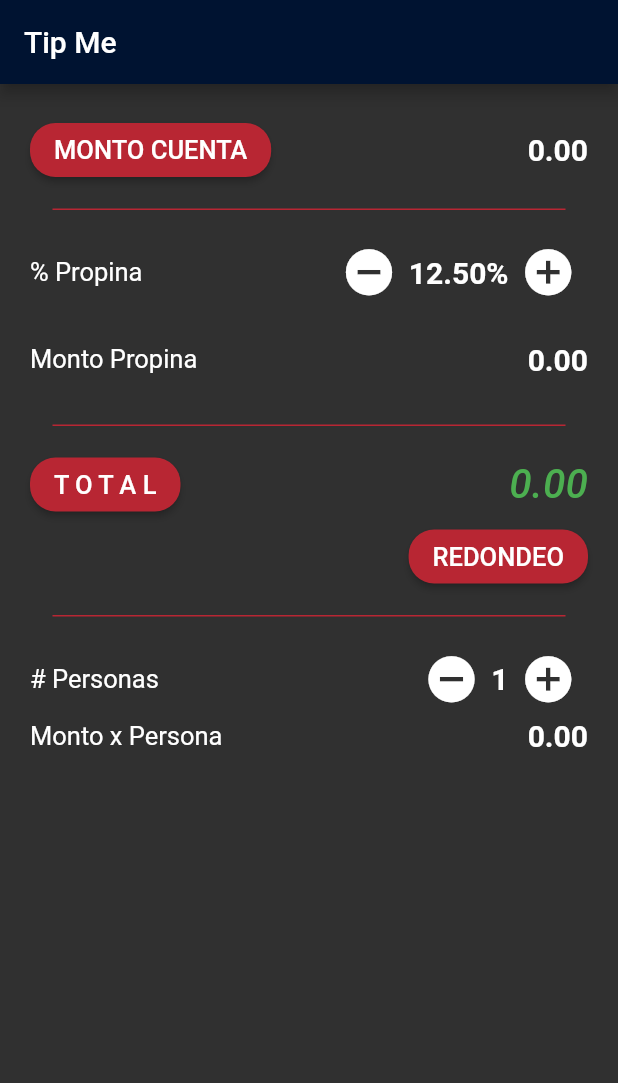
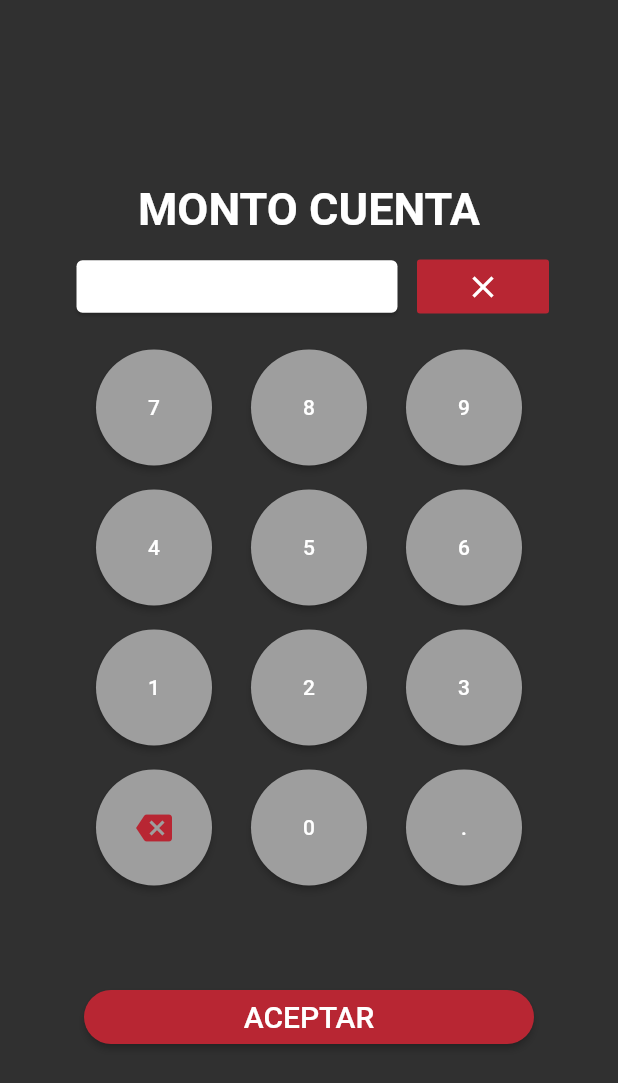
Before and after one commit to carlosvzz/tip_me, a Flutter app: the screen it shows after launch, after a tap on "MONTO CUENTA", on a phone screen of 412 x 824 dp. Shown: the top 1083 px of the screen. Run offline on Flutter 3.47's test engine with Material 2 defaults, Android fonts, the phone set to English and light mode, and no system bars.

Commit message:
First release

```diff
--- a/lib/homepage.dart
+++ b/lib/homepage.dart
@@ -1,5 +1,8 @@
 import 'package:flutter/material.dart';
-import 'package:tip_me/widgets/separador.dart';
+import 'package:intl/intl.dart';
+import 'widgets/separador.dart';
+import 'number_pad.dart';
+import 'widgets/router.dart';
 
 class MyHomePage extends StatefulWidget {
   final String title;
@@ -11,13 +14,78 @@ class MyHomePage extends StatefulWidget {
 }
 
 class _MyHomePageState extends State<MyHomePage> {
-  //NumberFormat formatter = NumberFormat("##0.00");
-  TextEditingController billTotalController = TextEditingController();
-  int tipPercent = 10, tipSplit = 1;
-  double billTotal = 0.0;
-  double tip = 0.0;
-  double totalWithTip = 0.0;
-  double totalEach = 0.0;
+  NumberFormat formatter = NumberFormat("##0.00");
+
+  double montoCuenta = 0.0;
+  double montoPropina = 0.0;
+  double montoTotal = 0.0;
+  double montoPersona = 0.0;
+
+  double propinaPorc = 12.5;
+  int numPersonas = 1;
+
+  /// Calculo General de montos
+  calcularBaseCuenta(double total) {
+    total = (total ?? montoCuenta);
+    setState(() {
+      montoCuenta = total;
+      //montoCuentaController.text = "${formatter.format(montoCuenta)}";
+
+      montoPropina = total * (propinaPorc / 100);
+      montoTotal = total + montoPropina;
+      montoPersona = (montoTotal / numPersonas);
+    });
+  }
+
+  // Aumenta / Disminuye % propina en un bloques de 0.5
+  double actualizarPropinaPorc(String id) {
+    int valorBase = propinaPorc.toInt();
+    double valorDecimal = propinaPorc - valorBase;
+    double valorRetorno;
+
+
+    debugPrint(valorBase.toString());
+    debugPrint(valorDecimal.toString());
+
+    if (id == "+") {
+      if (valorDecimal < 0.5) {
+        valorRetorno =  valorBase.toDouble() + 0.5;
+      } else {
+        valorRetorno = valorBase.toDouble() + 1.0;
+      }
+
+    } else { // Restar
+      if (valorDecimal == 0.0) {
+        valorRetorno =  valorBase.toDouble() - 0.5;
+      } else if (valorDecimal <= 0.5) {
+        valorRetorno = valorBase.toDouble();
+      } else {
+        valorRetorno = valorBase.toDouble() + 0.5;
+      }
+
+    }
+    debugPrint(valorRetorno.toString());
+    return valorRetorno;
+  }
+
+  /// Calculo de monto de personas
+  calcularMontoPersona() {
+    setState(() {
+      montoPersona = (montoTotal / numPersonas);
+    });
+  }
+
+  /// Calcular Redondeo del total
+  calcularBaseTotal(double total) {
+    total = (total ?? montoTotal);
+    setState(() {
+      montoPropina = total - montoCuenta;
+      propinaPorc = (montoPropina / montoCuenta) * 100;
+
+      montoTotal = total.toDouble();
+      montoPersona = (montoTotal / numPersonas);
+    });
+  }
 
   @override
   Widget build(BuildContext context) {
@@ -36,17 +104,13 @@ class _MyHomePageState extends State<MyHomePage> {
                 RaisedButton(
                   //elevation: 0.0,
                   onPressed: () async {
-                    // var value = await Navigator.push(
-                    //   context,
-                    //   ScaleRoute(widget:  NumberPad(
-                    //     billTotal,
-                    //     normalStyle: Theme.of(context).textTheme.display2,
-                    //     errorStyle: Theme.of(context).accentTextTheme.display2,
-                    //   )),
-                    // );
-                    // if(value != null){
-                    // //  calculateBill(value);
-                    // }
+                    var value = await Navigator.push(
+                      context,
+                      ScaleRoute(widget: NumberPad('MONTO CUENTA', montoCuenta)),
+                    );
+                    if (value != null) {
+                      calcularBaseCuenta(value);
+                    }
                   },
                   color: Theme.of(context).accentColor,
                   child: Text(
@@ -58,8 +122,7 @@ class _MyHomePageState extends State<MyHomePage> {
                   ),
                 ),
                 Text(
-                  "0.00",
-                  //"${formatter.format(billTotal)}",
+                  "${formatter.format(montoCuenta)}",
                   style: Theme.of(context).textTheme.body2,
                   textAlign: TextAlign.right,
                 ),
@@ -70,36 +133,34 @@ class _MyHomePageState extends State<MyHomePage> {
             Row(
               children: <Widget>[
                 Text(
-                  //"tip @ $tipPercent%",
                   "% Propina",
                   style: Theme.of(context).textTheme.body1,
                 ),
                 Spacer(),
                 IconButton(
-                  iconSize: 37.0,
+                  iconSize: 40.0,
                   onPressed: () {
-                    // if (tipPercent > 0) {
-                    //   tipPercent--;
-                    //   calculateBill(null);
-                    // }
+                    if (propinaPorc > 0) {
+                      propinaPorc = actualizarPropinaPorc('-');
+                      calcularBaseCuenta(null);
+                    }
                   },
                   icon: Icon(
                     Icons.remove_circle,
                   ),
                 ),
                 Text(
-                  //"${formatter.format(tip)}",
-                  "12.50%",
+                  "${formatter.format(propinaPorc)}",
                   style: Theme.of(context).textTheme.body2,
                   textAlign: TextAlign.right,
                 ),
                 IconButton(
-                  iconSize: 37.0,
+                  iconSize: 40.0,
                   onPressed: () {
-                    // if (tipPercent < 100) {
-                    //   tipPercent++;
-                    //   calculateBill(null);
-                    // }
+                    if (propinaPorc < 100) {
+                     propinaPorc = actualizarPropinaPorc('+');
+                      calcularBaseCuenta(null);
+                    }
                   },
                   icon: Icon(
                     Icons.add_circle,
@@ -117,8 +178,7 @@ class _MyHomePageState extends State<MyHomePage> {
                   style: Theme.of(context).textTheme.body1,
                 ),
                 Text(
-                  //"${formatter.format(tip)}",
-                  "0.00",
+                  "${formatter.format(montoPropina)}",
                   style: Theme.of(context).textTheme.body2,
                   textAlign: TextAlign.right,
                 ),
@@ -133,17 +193,16 @@ class _MyHomePageState extends State<MyHomePage> {
                 RaisedButton(
                   //elevation: 0.0,
                   onPressed: () async {
-                    // var value = await Navigator.push(
-                    //   context,
-                    //   ScaleRoute(widget:  NumberPad(
-                    //     billTotal,
-                    //     normalStyle: Theme.of(context).textTheme.display2,
-                    //     errorStyle: Theme.of(context).accentTextTheme.display2,
-                    //   )),
-                    // );
-                    // if(value != null){
-                    // //  calculateBill(value);
-                    // }
+                    var value = await Navigator.push(
+                      context,
+                      ScaleRoute(
+                          widget: NumberPad(
+                        'T O T A L',montoTotal
+                      )),
+                    );
+                    if (value != null) {
+                      calcularBaseTotal(value);
+                    }
                   },
                   color: Theme.of(context).accentColor,
                   child: Text(
@@ -155,30 +214,17 @@ class _MyHomePageState extends State<MyHomePage> {
                   ),
                 ),
                 Text(
-                  //"${formatter.format(totalWithTip)}",
-                  "0.00",
+                  "${formatter.format(montoTotal)}",
                   style: Theme.of(context).textTheme.title,
                   textAlign: TextAlign.right,
                 ),
               ],
             ),
+            // Redondeo
             Container(
               alignment: Alignment.centerRight,
               child: RaisedButton(
-                //elevation: 0.0,
-                onPressed: () async {
-                  // var value = await Navigator.push(
-                  //   context,
-                  //   ScaleRoute(widget:  NumberPad(
-                  //     billTotal,
-                  //     normalStyle: Theme.of(context).textTheme.display2,
-                  //     errorStyle: Theme.of(context).accentTextTheme.display2,
-                  //   )),
-                  // );
-                  // if(value != null){
-                  // //  calculateBill(value);
-                  // }
-                },
+                onPressed: () => calcularBaseTotal(montoTotal.ceilToDouble()),
                 color: Theme.of(context).accentColor,
                 child: Text(
                   "REDONDEO",
@@ -200,30 +246,29 @@ class _MyHomePageState extends State<MyHomePage> {
                 ),
                 Spacer(),
                 IconButton(
-                  iconSize: 37.0,
+                  iconSize: 40.0,
                   onPressed: () {
-                    // if (tipPercent > 0) {
-                    //   tipPercent--;
-                    //   calculateBill(null);
-                    // }
+                    if (numPersonas > 1) {
+                      numPersonas--;
+                      calcularMontoPersona();
+                    }
                   },
                   icon: Icon(
                     Icons.remove_circle,
                   ),
                 ),
                 Text(
-                  //"${formatter.format(tip)}",
-                  "1",
+                  numPersonas.toString(),
                   style: Theme.of(context).textTheme.body2,
                   textAlign: TextAlign.right,
                 ),
                 IconButton(
-                  iconSize: 37.0,
+                  iconSize: 40.0,
                   onPressed: () {
-                    // if (tipPercent < 100) {
-                    //   tipPercent++;
-                    //   calculateBill(null);
-                    // }
+                    if (numPersonas < 20) {
+                      numPersonas++;
+                      calcularMontoPersona();
+                    }
                   },
                   icon: Icon(
                     Icons.add_circle,
@@ -239,8 +284,7 @@ class _MyHomePageState extends State<MyHomePage> {
                   style: Theme.of(context).textTheme.body1,
                 ),
                 Text(
-                  //"${formatter.format(totalEach)}",
-                  "0.00",
+                  "${formatter.format(montoPersona)}",
                   style: Theme.of(context).textTheme.body2,
                   textAlign: TextAlign.right,
                 ),
@@ -252,15 +296,3 @@ class _MyHomePageState extends State<MyHomePage> {
     );
   }
 }
-
-/// Simple calculation of bill amounts
-calculateBill(double total) {
-  // total = (total ?? billTotal);
-  // setState(() {
-  //   billTotal = total;
-  //   billTotalController.text = "${formatter.format(billTotal)}";
-  //   tip = (total / 100) * tipPercent;
-  //   totalWithTip = total + tip;
-  //   totalEach = (totalWithTip / tipSplit);
-  // });
-}
--- a/lib/main.dart
+++ b/lib/main.dart
@@ -8,13 +8,13 @@ class MyApp extends StatelessWidget {
   Widget build(BuildContext context) {
     return MaterialApp(
       title: 'Tip Me',
-      theme: myTheme(),
+      theme: _myTheme(),
       home: MyHomePage(title: 'Tip Me'),
     );
   }
 }
 
-ThemeData myTheme() {
+ThemeData _myTheme() {
   return ThemeData(
     brightness: Brightness.dark,
     //Texans
@@ -22,11 +22,16 @@ ThemeData myTheme() {
     accentColor: Color(0xFFB82633),
     //fontFamily: 'Roboto',
     textTheme: TextTheme(
-      headline: TextStyle(fontSize: 72.0, fontWeight: FontWeight.bold),
-      title: TextStyle(fontSize: 27.0, fontStyle: FontStyle.italic, color: Colors.green),
-      body1: TextStyle(fontSize: 17.0,),
-      body2: TextStyle(fontSize: 20.0, fontWeight: FontWeight.bold),
-      button: TextStyle(fontSize: 17.0,),
+      headline: TextStyle(fontSize: 30.0, fontWeight: FontWeight.bold, color: Colors.white),
+      title: TextStyle(fontSize: 30.0, fontStyle: FontStyle.italic, color: Colors.green),
+      body1: TextStyle(fontSize: 20.0,),
+      body2: TextStyle(fontSize: 20.0, fontWeight: FontWeight.bold, color: Colors.white),
+      button: TextStyle(fontSize: 20.0,),
+    ),
+    accentTextTheme: TextTheme(
+      headline: TextStyle(fontSize: 30.0, fontWeight: FontWeight.bold, color: Colors.black),
+      body2: TextStyle(fontSize: 20.0, fontStyle: FontStyle.italic, color: Colors.red),
+      button: TextStyle(fontSize: 27.0,fontWeight: FontWeight.bold),
     ),
   );
 }
--- /dev/null
+++ b/lib/number_pad.dart
@@ -0,0 +1,199 @@
+import 'package:flutter/material.dart';
+import 'package:intl/intl.dart';
+import 'widgets/key.dart';
+
+class NumberPad extends StatefulWidget {
+  final String titulo;
+  final double valorActual;
+  final int digitLimit = 8;
+
+  NumberPad(this.titulo, this.valorActual);
+
+  @override
+  _NumberPadState createState() => _NumberPadState();
+}
+
+class _NumberPadState extends State<NumberPad> {
+  String displayedValue = "";
+  double billValue = 0.0;
+  TextStyle displayStyle;
+  NumberFormat formatter = NumberFormat("##0.00");
+
+
+  @override
+  void initState() {
+    super.initState();
+
+    //billValue = widget.valorActual;
+    billValue = 0.0;
+    if (billValue > 0.0) {
+      displayedValue = formatter.format(billValue);
+    }
+    displayStyle = TextStyle(fontSize: 30.0, fontWeight: FontWeight.bold, color: Colors.black);
+  }
+
+  @override
+  Widget build(BuildContext context) {
+
+    return Scaffold(
+      body: Center(
+        child: Container(
+            width: 320.0,
+            height: 600.0,
+            child: Container(
+              decoration: BoxDecoration(
+                borderRadius: BorderRadius.all(
+                  Radius.circular(10.0),
+                ),
+              ),
+              child: Column(
+                crossAxisAlignment: CrossAxisAlignment.stretch,
+                children: <Widget>[
+                  Padding(
+                    padding: EdgeInsets.all(10.0),
+                    child: Text(
+                      widget.titulo,
+                      textAlign: TextAlign.center,
+                      style: Theme.of(context).textTheme.headline,
+                    ),
+                  ),
+                  Row(
+                    children: <Widget>[
+                      Expanded(child: Card(
+                          margin: EdgeInsets.all(5.0),
+                          color: Colors.white,
+                          child: Text(
+                            displayedValue,
+                            textAlign: TextAlign.right,
+                            maxLines: 1,
+                            style: displayStyle,
+                          ),
+                        ), ),
+                      SizedBox(width: 8.0,),
+                      FlatButton(
+                        color: Theme.of(context).accentColor,
+                        child: Icon(Icons.clear),
+                        onPressed: () => keyEntry('X'),
+                      ),
+                    ],
+                  ),
+
+                  Expanded(
+                    child: GridView.count(
+                      primary: false,
+                      padding: const EdgeInsets.all(10.0),
+                      crossAxisSpacing: 10.0,
+                      crossAxisCount: 3,
+                      children: <Widget>[
+                        RoundKey(
+                          "7",
+                          onPressed: keyEntry,
+                        ),
+                        RoundKey(
+                          "8",
+                          onPressed: keyEntry,
+                        ),
+                        RoundKey(
+                          "9",
+                          onPressed: keyEntry,
+                        ),
+                        RoundKey(
+                          "4",
+                          onPressed: keyEntry,
+                        ),
+                        RoundKey(
+                          "5",
+                          onPressed: keyEntry,
+                        ),
+                        RoundKey(
+                          "6",
+                          onPressed: keyEntry,
+                        ),
+                        RoundKey(
+                          "1",
+                          onPressed: keyEntry,
+                        ),
+                        RoundKey(
+                          "2",
+                          onPressed: keyEntry,
+                        ),
+                        RoundKey(
+                          "3",
+                          onPressed: keyEntry,
+                        ),
+                        RoundKey(
+                          "<",
+                          onPressed: keyEntry,
+                        ),
+                        RoundKey(
+                          "0",
+                          onPressed: keyEntry,
+                        ),
+                        RoundKey(
+                          ".",
+                          onPressed: keyEntry,
+                        ),
+                      ],
+                    ),
+                  ),
+                  Padding(
+                    padding: EdgeInsets.all(10.0),
+                    child: RaisedButton(
+                      shape: RoundedRectangleBorder(
+                        borderRadius: new BorderRadius.circular(30.0),
+                      ),
+                      color: Theme.of(context).accentColor,
+                      onPressed: () {
+                        try {
+                          Navigator.pop(context, (billValue > 0.0) ? billValue : null);
+                        } catch (e) {}
+                      },
+                      child: Text(
+                        "ACEPTAR",
+                        style: Theme.of(context).textTheme.button,
+                      ),
+                    ),
+                  ),
+                ],
+              ),
+            )),
+      ),
+    );
+  }
+
+
+
+  /// Method used to track, check and update the displayed bill total
+  /// we have a display length limit imposed so we do not overflow the main dsplay
+  keyEntry( value) {
+    String display = displayedValue;
+    TextStyle normalStyle =TextStyle(fontSize: 30.0, fontWeight: FontWeight.bold, color: Colors.black);
+    TextStyle errorStyle =TextStyle(fontSize: 20.0, fontStyle: FontStyle.italic, color: Colors.red);
+
+
+    if (value == "<") {
+      display =(display.length > 0) ? display.substring(0, display.length - 1) : "";
+    } else if (value == 'X') {
+      display = '';
+    }
+    else {
+      if (display.length < widget.digitLimit) {
+        display += value;
+      }
+    }
+
+    double billTotal = 0.0;
+    if (display.length > 0) {
+      try {
+        billTotal = double.parse(display);
+        displayStyle = normalStyle;
+      } catch (e) {
+        displayStyle = errorStyle;
+      }
+    }
+    setState(() {
+      displayedValue = display;
+      billValue = billTotal;
+    });
+  }
+}
--- /dev/null
+++ b/lib/widgets/key.dart
@@ -0,0 +1,35 @@
+import 'package:flutter/material.dart';
+
+class RoundKey extends StatelessWidget {
+  final String value;
+  final Color color;
+  final Function onPressed;
+
+  RoundKey(this.value, {@required this.onPressed, this.color: Colors.grey});
+
+  Widget _childDisplay(BuildContext context) {
+    if (value == '<') {
+      return Icon(Icons.backspace, color: Theme.of(context).accentColor,);
+    }
+     else {
+      return Text(value, style: Theme.of(context).accentTextTheme.button);
+    }
+  }
+
+  @override
+  Widget build(BuildContext context) {
+    return Padding(
+        padding: EdgeInsets.all(8.0),
+        child: RaisedButton(
+
+          color: color,
+          shape: RoundedRectangleBorder(
+            borderRadius: new BorderRadius.circular(50.0),
+          ),
+          onPressed: () {
+            onPressed(value);
+          },
+          child: _childDisplay(context),
+        ));
+  }
+}
--- /dev/null
+++ b/lib/widgets/router.dart
@@ -0,0 +1,47 @@
+import 'package:flutter/material.dart';
+
+/// Navigator Route that scale the specified widget up and down
+class ScaleRoute extends PageRouteBuilder {
+  final Widget widget;
+
+  ScaleRoute({this.widget})
+      : super(pageBuilder: (BuildContext context, Animation<double> animation,
+            Animation<double> secondaryAnimation) {
+          return widget;
+        }, transitionsBuilder: (BuildContext context,
+            Animation<double> animation,
+            Animation<double> secondaryAnimation,
+            Widget child) {
+          return ScaleTransition(
+            scale: Tween<double>(
+              begin: 0.0,
+              end: 1.0,
+            ).animate(
+              CurvedAnimation(
+                parent: animation,
+                curve: Interval(
+                  0.00,
+                  0.50,
+                  curve: Curves.elasticIn,
+                ),
+              ),
+            ),
+            child: ScaleTransition(
+              scale: Tween<double>(
+                begin: 0.5,
+                end: 1.0,
+              ).animate(
+                CurvedAnimation(
+                  parent: animation,
+                  curve: Interval(
+                    0.50,
+                    1.00,
+                    curve: Curves.decelerate,
+                  ),
+                ),
+              ),
+              child: child,
+            ),
+          );
+        });
+}
```
Also changed, not shown: pubspec.yaml (+9 -1 lines), assets/icon/icon.png (added), pubspec.lock, 22 other files.
